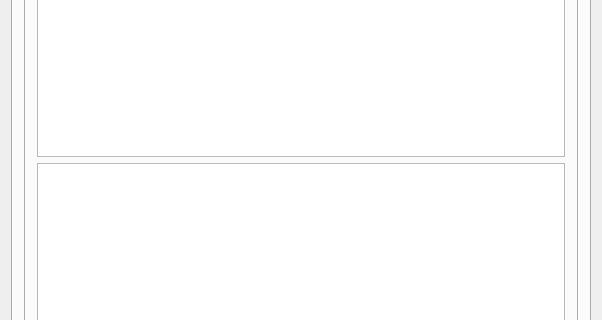
Above: dataBaseFirebird/mainwindow.ui from Evgeniykull/DataBase before the change; both pictures show x 0 to 602 and y 169 to 489 of the 602 by 623 pixel window. Below: the same form after it.
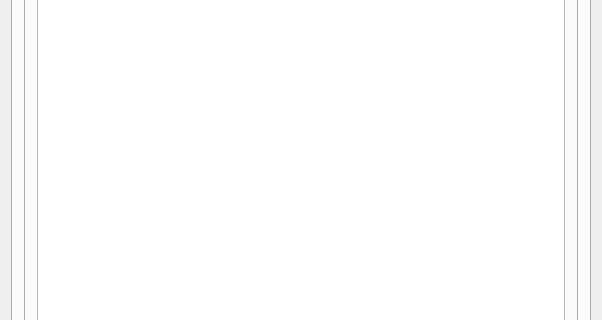
That is the form after the change. The open tabs and pages were chosen to show the change.

Commit message: Finished History

What changed in the file:
```diff
--- a/dataBaseFirebird/mainwindow.ui
+++ b/dataBaseFirebird/mainwindow.ui
@@ -285,11 +285,8 @@
               </property>
              </widget>
             </item>
-            <item row="1" column="0">
-             <widget class="QTableView" name="tableHistory"/>
-            </item>
             <item row="0" column="0">
-             <widget class="QTextBrowser" name="textBrowser"/>
+             <widget class="QTableView" name="tableHistory"/>
             </item>
            </layout>
           </widget>
```
Left out of the diff: 2 changed lines with no effect on the pictures. The commit also changes 6 other files.
